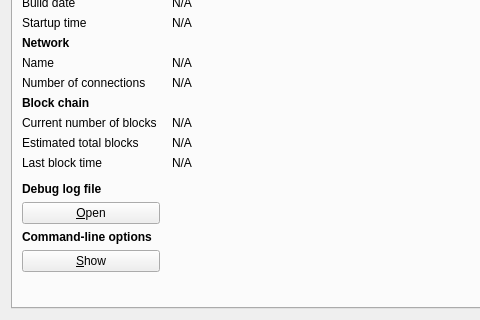
First picture: the form in src/qt/forms/rpcconsole.ui, repository zarGonnn/reddcoin, before the edit; both pictures show x 0 to 480 and y 130 to 450 of the 740 by 450 pixel window.
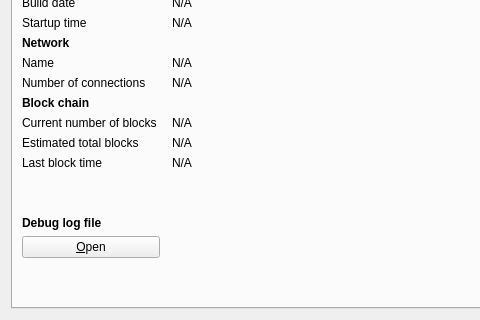
Second picture: the form after the edit. Icons and pictures are not drawn. Custom widgets are drawn as their Qt base class.

Commit message:
[Qt] move helpmessage from debug window to main menu
- the option to show our help message dialog resides now in main menu
  under help

Conflicts:
	src/qt/forms/rpcconsole.ui

Diff of the .ui file:
```diff
--- a/src/qt/forms/rpcconsole.ui
+++ b/src/qt/forms/rpcconsole.ui
@@ -339,32 +339,6 @@
         </widget>
        </item>
        <item row="16" column="0">
-        <widget class="QLabel" name="labelCLOptions">
-         <property name="font">
-          <font>
-           <weight>75</weight>
-           <bold>true</bold>
-          </font>
-         </property>
-         <property name="text">
-          <string>Command-line options</string>
-         </property>
-        </widget>
-       </item>
-       <item row="17" column="0">
-        <widget class="QPushButton" name="showCLOptionsButton">
-         <property name="toolTip">
-          <string>Show the Reddcoin-Qt help message to get a list with possible Reddcoin command-line options.</string>
-         </property>
-         <property name="text">
-          <string>&amp;Show</string>
-         </property>
-         <property name="autoDefault">
-          <bool>false</bool>
-         </property>
-        </widget>
-       </item>
-       <item row="18" column="0">
         <spacer name="verticalSpacer">
          <property name="orientation">
           <enum>Qt::Vertical</enum>
```
The commit also changes 4 other files.
